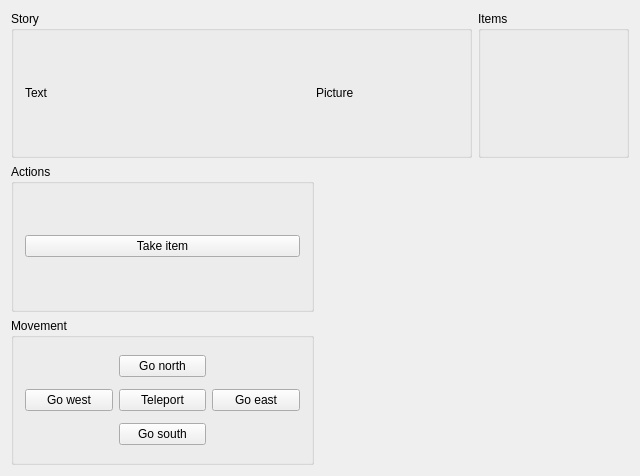
This is ZorkGUI/GameView/mainwindow.ui in Stephan1994/zork as Qt 5 draws it before an edit. The edited form follows.
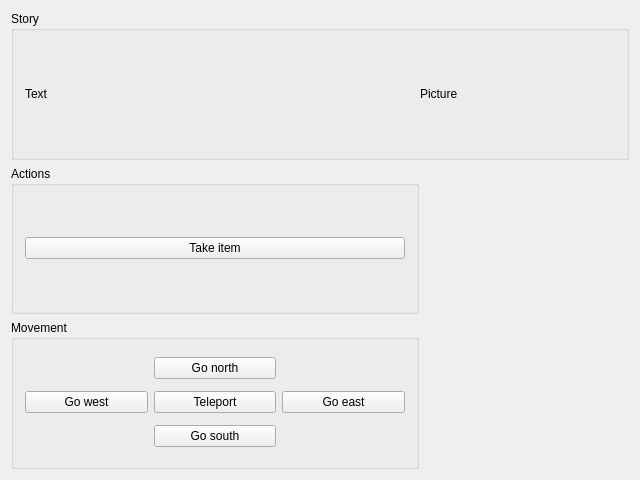
This is the edited form. Icons and pictures are not drawn.

What changed in the file:
```diff
--- a/ZorkGUI/GameView/mainwindow.ui
+++ b/ZorkGUI/GameView/mainwindow.ui
@@ -7,7 +7,7 @@
     <x>0</x>
     <y>0</y>
     <width>640</width>
-    <height>476</height>
+    <height>480</height>
    </rect>
   </property>
   <property name="windowTitle">
@@ -23,6 +23,12 @@
    <layout class="QGridLayout" name="gridLayout">
     <item row="1" column="0" colspan="2">
      <widget class="QGroupBox" name="actionsBox">
+      <property name="sizePolicy">
+       <sizepolicy hsizetype="Preferred" vsizetype="Preferred">
+        <horstretch>0</horstretch>
+        <verstretch>0</verstretch>
+       </sizepolicy>
+      </property>
       <property name="title">
        <string>Actions</string>
       </property>
@@ -39,6 +45,12 @@
     </item>
     <item row="2" column="0" colspan="2">
      <widget class="QGroupBox" name="buttonsBox">
+      <property name="sizePolicy">
+       <sizepolicy hsizetype="Preferred" vsizetype="Preferred">
+        <horstretch>0</horstretch>
+        <verstretch>0</verstretch>
+       </sizepolicy>
+      </property>
       <property name="title">
        <string>Movement</string>
       </property>
@@ -81,21 +93,26 @@
       </layout>
      </widget>
     </item>
-    <item row="0" column="3">
-     <widget class="QGroupBox" name="itemBox">
-      <property name="title">
-       <string>Items</string>
-      </property>
-     </widget>
-    </item>
     <item row="0" column="0" colspan="3">
      <widget class="QGroupBox" name="storyBox">
+      <property name="sizePolicy">
+       <sizepolicy hsizetype="Preferred" vsizetype="Preferred">
+        <horstretch>0</horstretch>
+        <verstretch>0</verstretch>
+       </sizepolicy>
+      </property>
       <property name="title">
        <string>Story</string>
       </property>
       <layout class="QGridLayout" name="gridLayout_2">
        <item row="0" column="0" colspan="2">
         <widget class="QLabel" name="storyText">
+         <property name="sizePolicy">
+          <sizepolicy hsizetype="Preferred" vsizetype="Preferred">
+           <horstretch>0</horstretch>
+           <verstretch>0</verstretch>
+          </sizepolicy>
+         </property>
          <property name="text">
           <string>Text</string>
          </property>
@@ -103,6 +120,12 @@
        </item>
        <item row="0" column="2">
         <widget class="QLabel" name="storyPic">
+         <property name="sizePolicy">
+          <sizepolicy hsizetype="Preferred" vsizetype="Preferred">
+           <horstretch>0</horstretch>
+           <verstretch>0</verstretch>
+          </sizepolicy>
+         </property>
          <property name="text">
           <string>Picture</string>
          </property>
```
Left out of the diff: 23 changed lines with no effect on the pictures.
